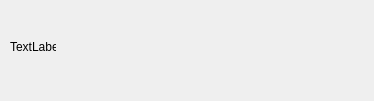
Before: the Qt Designer form artistlistitem.ui in xxmicloxx/GSPlayerQT, drawn with Qt 5.
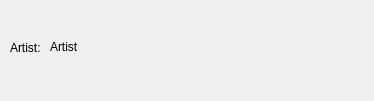
After: the same form once the commit is applied. Icons and pictures are not drawn.

Patch:
```diff
--- a/artistlistitem.ui
+++ b/artistlistitem.ui
@@ -40,12 +40,25 @@
     <rect>
      <x>10</x>
      <y>40</y>
+     <width>41</width>
+     <height>16</height>
+    </rect>
+   </property>
+   <property name="text">
+    <string>Artist:</string>
+   </property>
+  </widget>
+  <widget class="QLabel" name="lblArtist">
+   <property name="geometry">
+    <rect>
+     <x>50</x>
+     <y>40</y>
      <width>46</width>
      <height>13</height>
     </rect>
    </property>
    <property name="text">
-    <string>TextLabel</string>
+    <string>Artist</string>
    </property>
   </widget>
  </widget>
```
